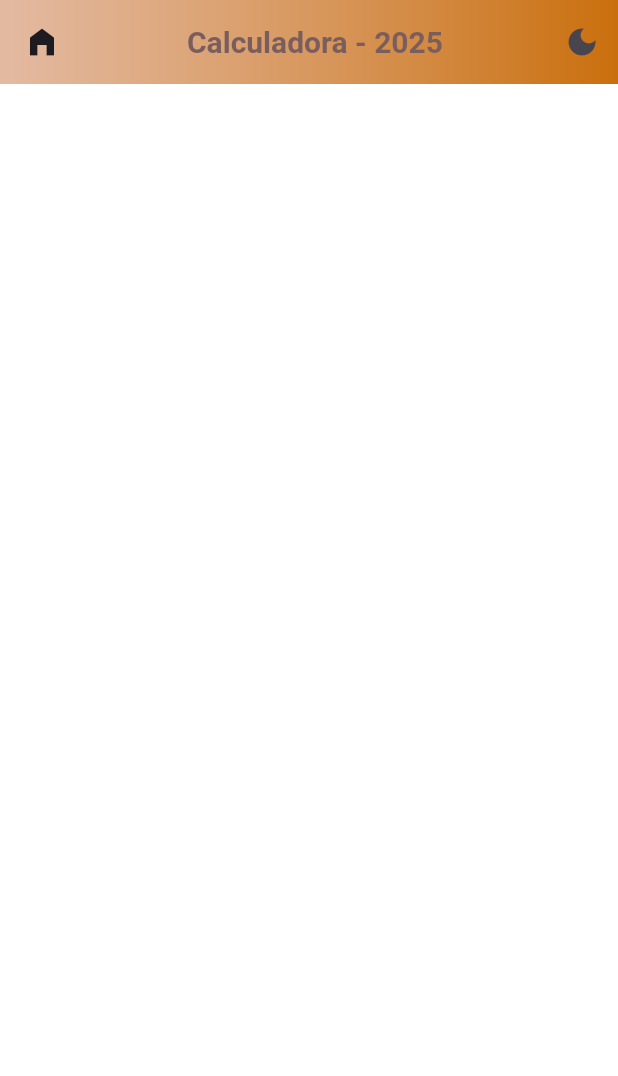
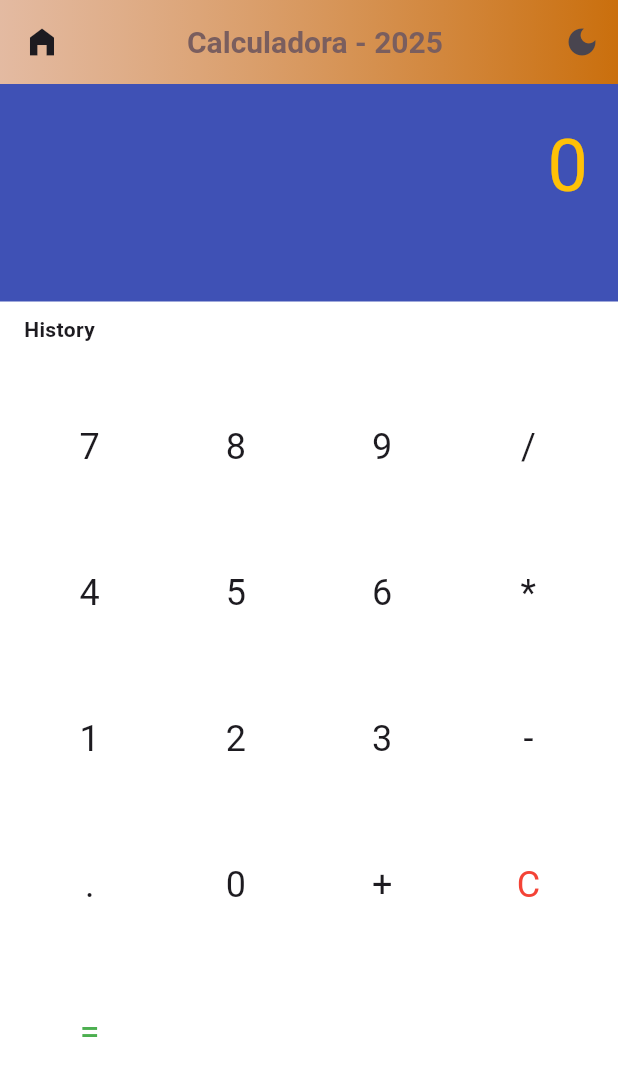
Before and after one commit to rafaelvieiramaximo/Calculadora-Flutter, a Flutter app: the CalculatorScreen screen opened by its route, on a phone screen of 412 x 824 dp. Shown: the top 1076 px of the screen. Run offline on Flutter 3.47's test engine with Material 3 defaults, Android fonts, the phone set to English and light mode, and no system bars; our stand-ins replace math_expressions.

Commit message:
Refactor calculator screen layout to include display and history sections

```diff
--- a/lib/views/calculator_screen.dart
+++ b/lib/views/calculator_screen.dart
@@ -101,6 +101,75 @@ class _CalculatorScreenState extends State<CalculatorScreen> {
 
   @override
   Widget build(BuildContext context) {
-    return Scaffold(appBar: const CustomAppBar(), body: Stack());
+    return Scaffold(
+      appBar: const CustomAppBar(),
+      body: Column(
+        children: [
+          Container(
+            padding: const EdgeInsets.all(20),
+            width: double.infinity,
+            color: Colors.indigo,
+            child: Column(
+              crossAxisAlignment: CrossAxisAlignment.end,
+              children: [
+                Text(
+                  display,
+                  style: const TextStyle(fontSize: 48, color: Colors.amber),
+                ),
+                const SizedBox(height: 10),
+                Text(
+                  history,
+                  style: const TextStyle(fontSize: 18, color: Colors.yellow),
+                ),
+              ],
+            ),
+          ),
+          Padding(
+            padding: const EdgeInsets.symmetric(horizontal: 16, vertical: 8),
+            child: Row(
+              mainAxisAlignment: MainAxisAlignment.spaceBetween,
+              children: [
+                const Text(
+                  "History",
+                  style: TextStyle(fontWeight: FontWeight.bold),
+                ),
+                Text(history, style: const TextStyle(fontSize: 14)),
+              ],
+            ),
+          ),
+          Expanded(
+            child: GridView.count(
+              crossAxisCount: 4,
+              padding: const EdgeInsets.all(16),
+              mainAxisSpacing: 10,
+              crossAxisSpacing: 10,
+              children: [
+                button('7', onPressed: () => addToDisplay('7')),
+                button('8', onPressed: () => addToDisplay('8')),
+                button('9', onPressed: () => addToDisplay('9')),
+                button('/', onPressed: () => addToDisplay('/')),
+                button('4', onPressed: () => addToDisplay('4')),
+                button('5', onPressed: () => addToDisplay('5')),
+                button('6', onPressed: () => addToDisplay('6')),
+                button('*', onPressed: () => addToDisplay('*')),
+                button('1', onPressed: () => addToDisplay('1')),
+                button('2', onPressed: () => addToDisplay('2')),
+                button('3', onPressed: () => addToDisplay('3')),
+                button('-', onPressed: () => addToDisplay('-')),
+                button('.', onPressed: () => addToDisplay('.')),
+                button('0', onPressed: () => addToDisplay('0')),
+                button('+', onPressed: () => addToDisplay('+')),
+                button('C', colorText: Colors.red, onPressed: clearDisplay),
+                button(
+                  '=',
+                  colorText: Colors.green,
+                  onPressed: calculateResult,
+                ),
+              ],
+            ),
+          ),
+        ],
+      ),
+    );
   }
 }
```
